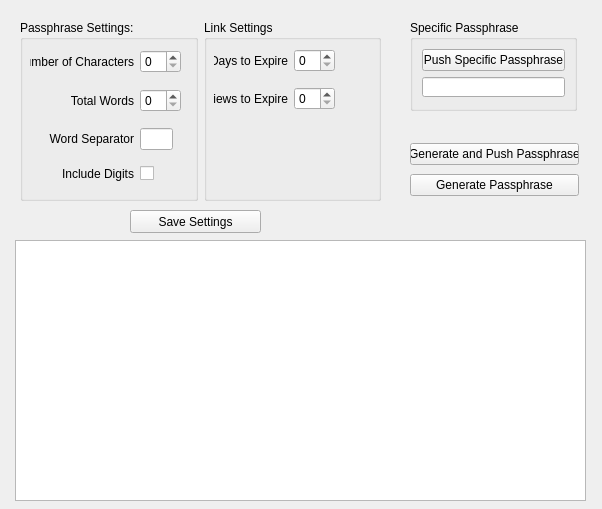
This is stuff/passlicker_pyqt5.ui in dalgardnerd/PassLicker as Qt 5 draws it before an edit. The edited form follows.
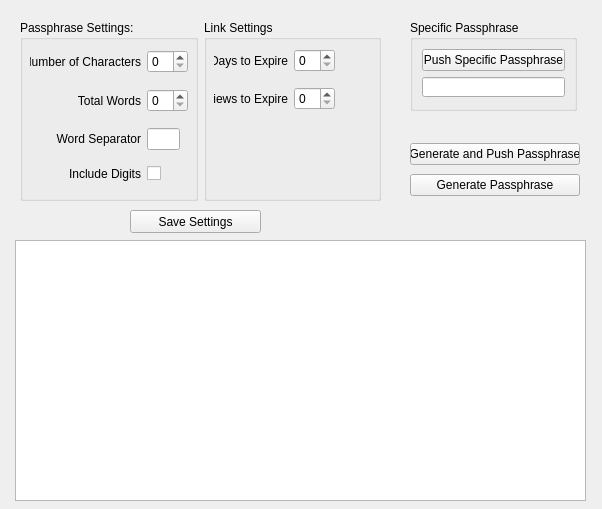
This is the edited form.

Commit message:
pyqt6 - save settings
-implemented new gui using pyqt6
-added save settings feature

The edit to the form file:
```diff
--- a/stuff/passlicker_pyqt5.ui
+++ b/stuff/passlicker_pyqt5.ui
@@ -33,12 +33,12 @@
      <string>Save Settings</string>
     </property>
    </widget>
-   <widget class="QWidget" name="">
+   <widget class="QWidget" name="layoutWidget">
     <property name="geometry">
      <rect>
       <x>410</x>
       <y>140</y>
-      <width>169</width>
+      <width>170</width>
       <height>61</height>
      </rect>
     </property>
@@ -101,7 +101,7 @@
      </rect>
     </property>
    </widget>
-   <widget class="QWidget" name="">
+   <widget class="QWidget" name="layoutWidget">
     <property name="geometry">
      <rect>
       <x>20</x>
@@ -175,12 +175,12 @@
        <property name="title">
         <string>Passphrase Settings:</string>
        </property>
-       <widget class="QWidget" name="">
+       <widget class="QWidget" name="layoutWidget">
         <property name="geometry">
          <rect>
           <x>10</x>
           <y>20</y>
-          <width>151</width>
+          <width>158</width>
           <height>151</height>
          </rect>
         </property>
```
The commit also changes 22 other files.
